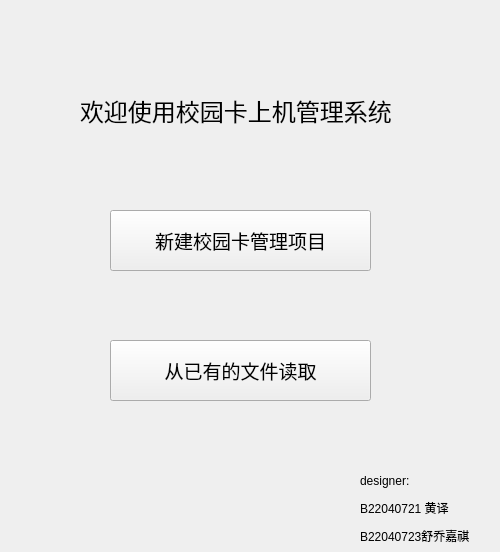
This is welcome.ui in kagura114/NetCard as Qt 5 draws it before an edit. The edited form follows.
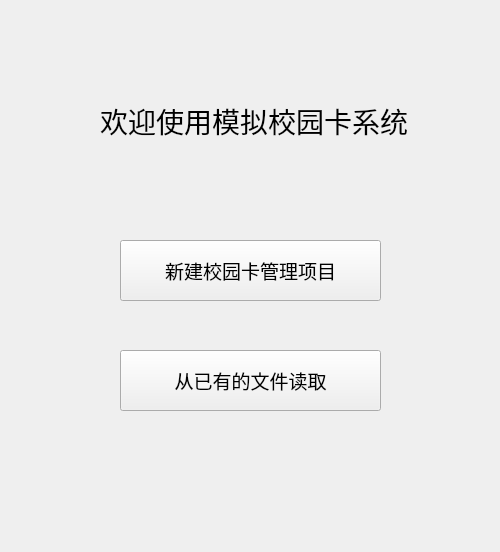
This is the edited form.

```diff
--- a/welcome.ui
+++ b/welcome.ui
@@ -28,8 +28,8 @@
   <widget class="QPushButton" name="NewFile">
    <property name="geometry">
     <rect>
-     <x>110</x>
-     <y>210</y>
+     <x>120</x>
+     <y>240</y>
      <width>261</width>
      <height>61</height>
     </rect>
@@ -47,8 +47,8 @@
   <widget class="QPushButton" name="ReadFile">
    <property name="geometry">
     <rect>
-     <x>110</x>
-     <y>340</y>
+     <x>120</x>
+     <y>350</y>
      <width>261</width>
      <height>61</height>
     </rect>
@@ -65,54 +65,21 @@
   <widget class="QLabel" name="Welcome_Label">
    <property name="geometry">
     <rect>
-     <x>80</x>
-     <y>70</y>
-     <width>331</width>
-     <height>81</height>
+     <x>100</x>
+     <y>90</y>
+     <width>311</width>
+     <height>61</height>
     </rect>
    </property>
    <property name="font">
     <font>
-     <pointsize>18</pointsize>
+     <pointsize>21</pointsize>
     </font>
    </property>
    <property name="text">
-    <string>欢迎使用校园卡上机管理系统</string>
+    <string>欢迎使用模拟校园卡系统</string>
    </property>
   </widget>
-  <widget class="QWidget" name="verticalLayoutWidget_2">
-   <property name="geometry">
-    <rect>
-     <x>360</x>
-     <y>470</y>
-     <width>141</width>
-     <height>76</height>
-    </rect>
-   </property>
-   <layout class="QVBoxLayout" name="verticalLayout_2">
-    <item>
-     <widget class="QLabel" name="label_3">
-      <property name="text">
-       <string>designer:</string>
-      </property>
-     </widget>
-    </item>
-    <item>
-     <widget class="QLabel" name="label_2">
-      <property name="text">
-       <string>B22040721 黄译</string>
-      </property>
-     </widget>
-    </item>
-    <item>
-     <widget class="QLabel" name="label_4">
-      <property name="text">
-       <string>B22040723舒乔嘉祺</string>
-      </property>
-     </widget>
-    </item>
-   </layout>
-  </widget>
  </widget>
  <resources/>
  <connections/>
```
Left out of the diff: 2 changed lines with no effect on the pictures.
